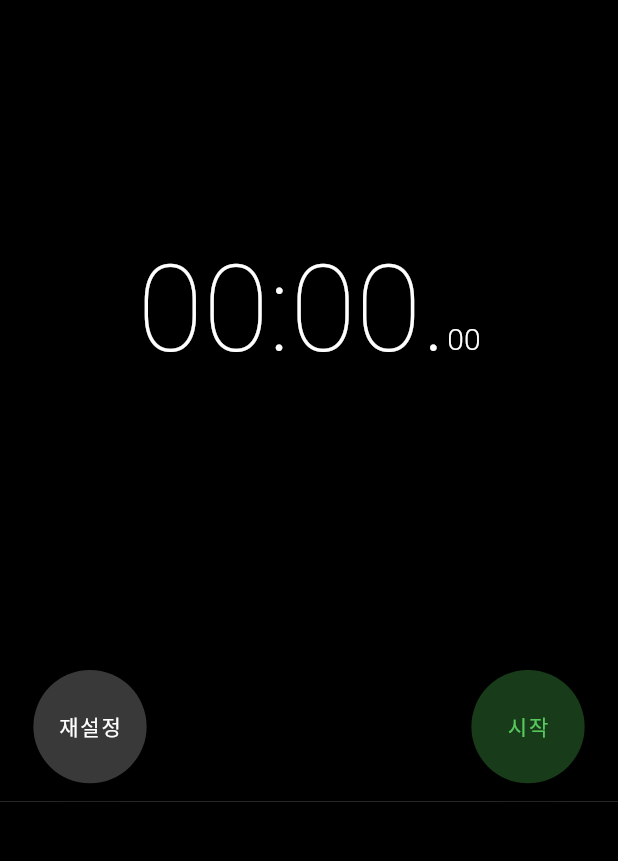
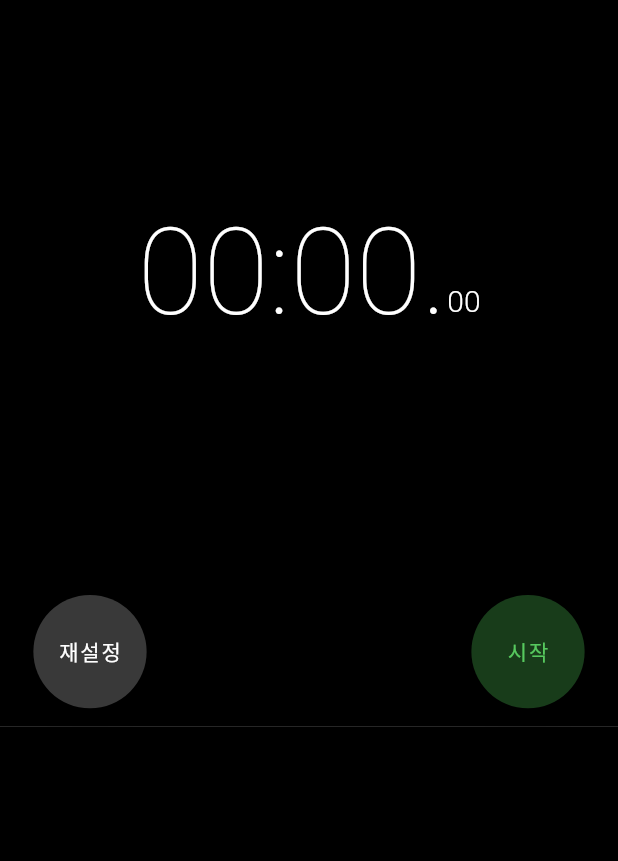
Before and after one commit to jiwooproity/flutter-with-dart, a Flutter app: the screen it shows after launch, on a phone screen of 412 x 824 dp, the part 59-920 px from its top. Run offline on Flutter 3.47's test engine with Material 3 defaults, Android fonts, the light colour scheme and no system bars; our stand-ins replace shared_preferences.

Commit message:
Style(stop_watch_screen.dart): 하단 랩 타임 Container 높이 수정

```diff
--- a/stop_watch/lib/stop_watch_screen.dart
+++ b/stop_watch/lib/stop_watch_screen.dart
@@ -171,7 +171,7 @@ class _StopWatchScreenState extends State<StopWatchScreen> {
               ),
             ),
             Container(
-              height: 250,
+              height: 300,
               color: Colors.black,
               child: Row(
                 crossAxisAlignment: CrossAxisAlignment.start,
```
